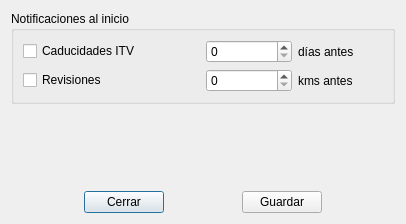
Qt form views/forms_ui/notification_settings.ui (serk82/nexus_admin_client) before a commit.
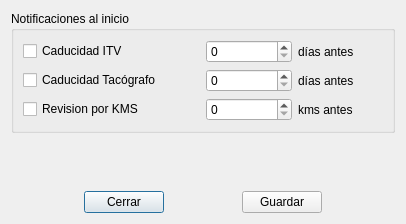
The same form after that commit.

Commit message: Refactor: agrega gestión de caducidad de tacógrafo y mejora la interfaz de notificaciones

What changed in the file:
```diff
--- a/views/forms_ui/notification_settings.ui
+++ b/views/forms_ui/notification_settings.ui
@@ -76,11 +76,14 @@
      <property name="title">
       <string>Notificaciones al inicio</string>
      </property>
+     <property name="checkable">
+      <bool>false</bool>
+     </property>
      <layout class="QGridLayout" name="gridLayout">
       <item row="0" column="0">
        <widget class="QCheckBox" name="chb_itv_expiry">
         <property name="text">
-         <string>Caducidades ITV</string>
+         <string>Caducidad ITV</string>
         </property>
        </widget>
       </item>
@@ -99,13 +102,34 @@
        </layout>
       </item>
       <item row="1" column="0">
-       <widget class="QCheckBox" name="chb_inspection_kms_expiry">
+       <widget class="QCheckBox" name="chb_tachograph_expiry">
         <property name="text">
-         <string>Revisiones</string>
+         <string>Caducidad Tacógrafo</string>
         </property>
        </widget>
       </item>
       <item row="1" column="1">
+       <layout class="QHBoxLayout" name="horizontalLayout_4">
+        <item>
+         <widget class="QSpinBox" name="sbx_tachograph_expiry"/>
+        </item>
+        <item>
+         <widget class="QLabel" name="lbl_tachograph_expiry">
+          <property name="text">
+           <string>días antes</string>
+          </property>
+         </widget>
+        </item>
+       </layout>
+      </item>
+      <item row="2" column="0">
+       <widget class="QCheckBox" name="chb_inspection_kms_expiry">
+        <property name="text">
+         <string>Revision por KMS</string>
+        </property>
+       </widget>
+      </item>
+      <item row="2" column="1">
        <layout class="QHBoxLayout" name="horizontalLayout_3">
         <item>
          <widget class="QSpinBox" name="sbx_inspection_kms_expiry">
```
Left out of the diff: 26 changed lines with no effect on the pictures. The commit also changes 2 other files.
